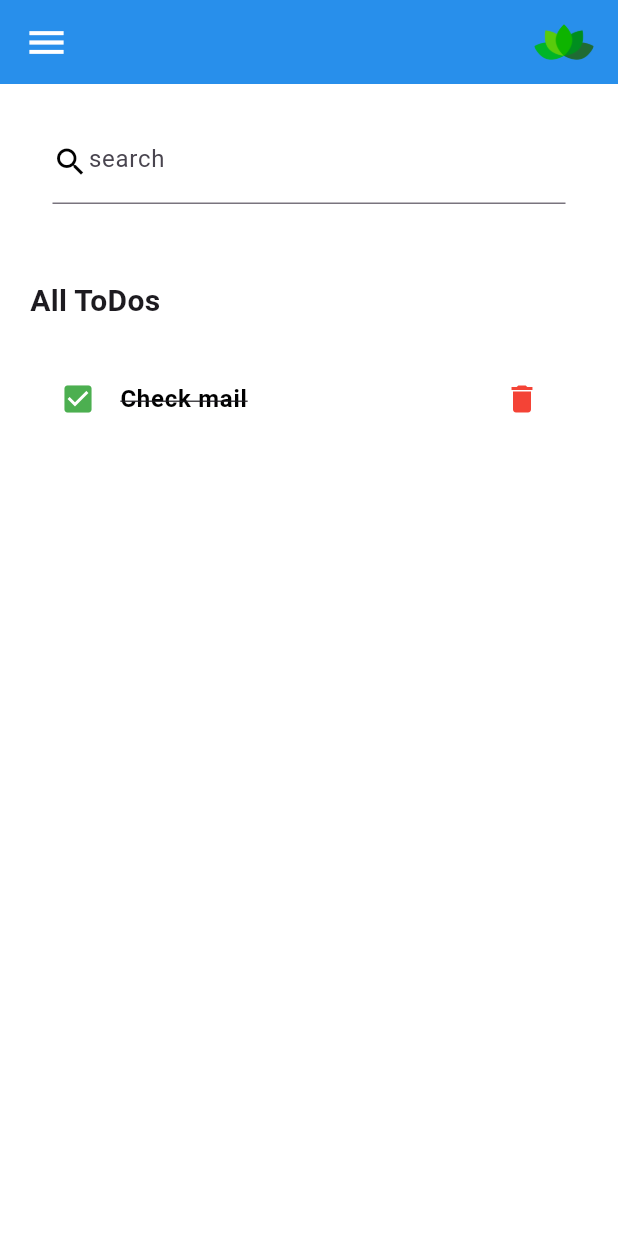
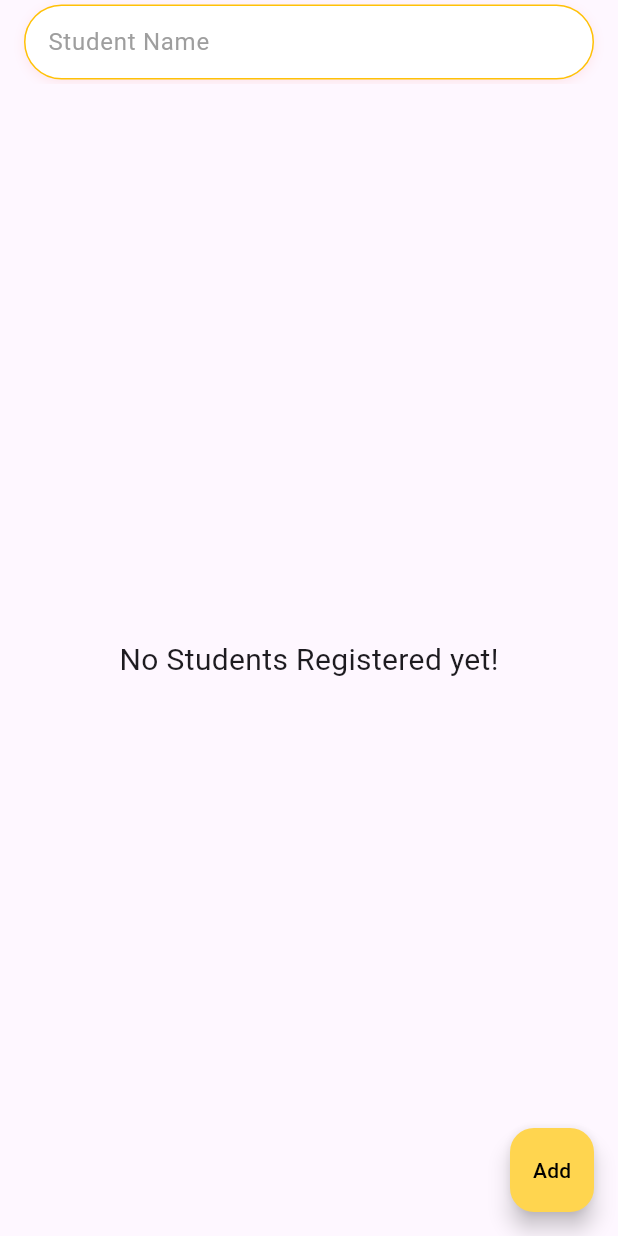
Before and after one commit to aminrazakhan07/Todo-Ui, a Flutter app: the screen it shows after launch, on a phone screen of 412 x 824 dp. Run offline on Flutter 3.47's test engine with Material 3 defaults, Android fonts, the phone set to English and light mode, and no system bars.

Commit message:
new design todo

```diff
--- a/lib/main.dart
+++ b/lib/main.dart
@@ -2,7 +2,7 @@
 
 import 'package:flutter/material.dart';
 import 'package:flutter/services.dart';
-import 'package:todo_app_crud/todo_app/todos_crud_api.dart';
+import 'package:todo_app_crud/screens/old_todo.dart';
 
 void main() {
   runApp(MyApp());
@@ -16,8 +16,9 @@ class MyApp extends StatelessWidget {
     SystemChrome.setSystemUIOverlayStyle(
         SystemUiOverlayStyle(statusBarColor: Colors.transparent));
     return MaterialApp(
+      // theme: ThemeData.dark(),
       debugShowCheckedModeBanner: false,
-      home: NewTodos_app(),
+      home: StudentsInfo(),
     );
   }
 }
--- a/lib/screens/list_datas.dart
+++ b/lib/screens/list_datas.dart
@@ -74,7 +74,7 @@ class _StudentsListState extends State<StudentsList> {
                     MaterialPageRoute(
                         builder: (context) => StdAbout(
                               studentData: studentInfo[index],
-                              stdData: const {},
+                              stdDetail: const {},
                             )));
               },
               tileColor: Colors.amber,
--- a/lib/screens/old_todo.dart
+++ b/lib/screens/old_todo.dart
@@ -2,63 +2,113 @@
 
 import 'package:flutter/material.dart';
 
-class Todos_Demo extends StatefulWidget {
-  const Todos_Demo({super.key});
+class StudentsInfo extends StatefulWidget {
+  const StudentsInfo({super.key});
 
   @override
-  State<Todos_Demo> createState() => _Todos_DemoState();
+  State<StudentsInfo> createState() => _Todos_DemoState();
 }
 
-class _Todos_DemoState extends State<Todos_Demo> {
-  final stdName = [];
+class _Todos_DemoState extends State<StudentsInfo> {
+  final stdNameList = [];
   TextEditingController studentNameController = TextEditingController();
   @override
   Widget build(BuildContext context) {
     return Scaffold(
       appBar: AppBar(
+          // backgroundColor: Colors.cyan,
           title: Container(
-          decoration:
-              BoxDecoration(border: Border.all(width: 1, color: Colors.black)),
+        padding: EdgeInsets.symmetric(horizontal: 15),
+        decoration: BoxDecoration(
+          color: Colors.white,
+          borderRadius: BorderRadius.circular(25),
+          border: Border.all(
+            width: 1,
+            color: Colors.amber,
+          ),
+          boxShadow: [
+            BoxShadow(
+              color: Colors.red.withOpacity(0.1),
+              blurRadius: 6,
+              offset: Offset(0, 2),
+            ),
+          ],
+        ),
         child: TextField(
           controller: studentNameController,
+          decoration: InputDecoration(
+            hintText: 'Student Name',
+            hintStyle: TextStyle(color: Colors.grey),
+            border: InputBorder.none,
+            contentPadding: EdgeInsets.symmetric(vertical: 10),
           ),
         ),
-      ),
-      body: stdName.isEmpty
+      )),
+      body: stdNameList.isEmpty
           ? Center(
               child: Text(
                 'No Students Registered yet!',
                 style: TextStyle(fontSize: 20),
               ),
             )
-          : ListView.builder(
-              itemCount: stdName.length,
+          : Padding(
+              padding: const EdgeInsets.only(left: 25.0, right: 25.0),
+              child: ListView.builder(
+                itemCount: stdNameList.length,
                 itemBuilder: (context, index) {
-                return Container(
-                  padding: EdgeInsets.only(bottom: 6, left: 6, right: 6),
+                  return Padding(
+                    padding: const EdgeInsets.only(top: 8.0),
+                    child: Container(
+                      /////
+                      decoration: BoxDecoration(
+                        color: Colors.white70,
+                        borderRadius: BorderRadius.circular(25),
+                        border: Border.all(
+                          width: 1,
+                          color: Colors.amber,
+                        ),
+                        boxShadow: [
+                          BoxShadow(
+                            color: Colors.red.withOpacity(0.1),
+                            blurRadius: 6,
+                            offset: Offset(0, 2),
+                          ),
+                        ],
+                      ),
+
+                      /////////
+
                       child: ListTile(
-                    tileColor: Colors.amber,
+                        // tileColor: Colors.amber,
                         title: Text(
-                      '${stdName[index]}',
+                          '${stdNameList[index]}',
                           style: TextStyle(fontSize: 20),
                         ),
                         trailing: IconButton(
                           onPressed: () {
-                        stdName.removeAt(index);
+                            stdNameList.removeAt(index);
                             setState(() {});
                           },
-                      icon: Icon(Icons.delete_forever),
+                          icon: Icon(
+                            Icons.delete_forever,
+                            color: Colors.pink[500],
+                          ),
                           color: Colors.white,
+                        ),
                       ),
                     ),
                   );
                 },
               ),
+            ),
       floatingActionButton: FloatingActionButton(
+        foregroundColor: Colors.black,
+        backgroundColor: Colors.amber[300],
         onPressed: () {
-          stdName.add((studentNameController.text));
+          setState(() {
+            stdNameList.add((studentNameController.text));
             studentNameController.clear();
-          setState(() {});
+          });
         },
         child: Text('Add'),
       ),
@@ -76,20 +126,24 @@ class _Todos_DemoState extends State<Todos_Demo> {
 // }
 
 // class _StudentsInfoState extends State<StudentsInfo> {
-//   final stdInfo = [
+//   final stdNameList = [
 //     {'name': 'Ali', 'cours': 'Python Ai', 'sec': 'A'},
 //     {'name': 'Bilal', 'cours': 'Flutter', 'sec': 'B'},
 //     {'name': 'Danish', 'cours': 'ASP.net', 'sec': 'C'},
+//     {'name': 'Ejaz', 'cours': 'Java.net', 'sec': 'C'},
 //   ];
 //   @override
 //   Widget build(BuildContext context) {
 //     return Scaffold(
-//       body: stdInfo.isEmpty
+//       appBar: AppBar(
+//         backgroundColor: Colors.cyan,
+//       ),
+//       body: stdNameList.isEmpty
 //           ? Center(
 //               child: Text('No Student Registered yet!'),
 //             )
 //           : ListView.builder(
-//               itemCount: stdInfo.length,
+//               itemCount: stdNameList.length,
 //               itemBuilder: (context, index) {
 //                 return Container(
 //                   padding: EdgeInsets.only(top: 10),
@@ -99,10 +153,10 @@ class _Todos_DemoState extends State<Todos_Demo> {
 //                     leading:
 //                         IconButton(onPressed: () {}, icon: Icon(Icons.update)),
 //                     ///////
-//                     title: Text('${stdInfo[index]['name']}'),
+//                     title: Text('${stdNameList[index]['name']}'),
 //                     trailing: IconButton(
 //                         onPressed: () {
-//                           stdInfo.removeAt(index);
+//                           stdNameList.removeAt(index);
 //                           setState(() {});
 //                         },
 //                         icon: Icon(Icons.delete_forever)),
@@ -112,7 +166,7 @@ class _Todos_DemoState extends State<Todos_Demo> {
 //                         context,
 //                         MaterialPageRoute(
 //                           builder: (context) => StdAbout(
-//                             stdData: stdInfo[index],
+//                             stdData: stdNameList[index],
 //                             studentData: null,
 //                           ),
 //                         ),
--- a/lib/todo_app/todo_list_item.dart
+++ /dev/null
@@ -1,41 +0,0 @@
-// ignore_for_file: prefer_const_constructors
-
-import 'package:flutter/material.dart';
-
-class TodoListItem extends StatelessWidget {
-  const TodoListItem({super.key});
-
-  @override
-  Widget build(BuildContext context) {
-    return Container(
-      child: ListTile(
-        onTap: () {
-          print('Clicked on Tado Item');
-        },
-        shape: RoundedRectangleBorder(
-          borderRadius: BorderRadius.circular(20),
-        ),
-        contentPadding: EdgeInsets.symmetric(horizontal: 20, vertical: 3),
-        tileColor: Colors.white,
-        leading: Icon(
-          Icons.check_box,
-          color: Colors.green,
-        ),
-        title: Text(
-          'Check mail',
-          style: TextStyle(
-              color: Colors.black,
-              fontWeight: FontWeight.bold,
-              decoration: TextDecoration.lineThrough),
-        ),
-        trailing: IconButton(
-          onPressed: () {
-            print('Clicked on Delete item');
-          },
-          color: Colors.red,
-          icon: Icon(Icons.delete),
-        ),
-      ),
-    );
-  }
-}
--- a/lib/todo_app/todos_crud_api.dart
+++ /dev/null
@@ -1,86 +0,0 @@
-// ignore_for_file: prefer_const_constructors, prefer_const_literals_to_create_immutables
-
-import 'package:flutter/material.dart';
-import 'package:todo_app_crud/todo_app/todo_list_item.dart';
-
-class NewTodos_app extends StatefulWidget {
-  const NewTodos_app({super.key});
-
-  @override
-  State<NewTodos_app> createState() => _NewTodos_appState();
-}
-
-class _NewTodos_appState extends State<NewTodos_app> {
-  @override
-  Widget build(BuildContext context) {
-    return Scaffold(
-      backgroundColor: Colors.white70,
-      appBar: AppBar(
-        elevation: 5,
-        backgroundColor: Colors.blue,
-        title: Row(
-          mainAxisAlignment: MainAxisAlignment.spaceBetween,
-          children: [
-            Icon(
-              Icons.menu,
-              color: Colors.white,
-              size: 30,
-            ),
-            SizedBox(
-              height: 40,
-              width: 40,
-              child: ClipRRect(
-                borderRadius: BorderRadius.circular(20),
-                child: Image.asset('assets/plant.png'),
-              ),
-            ),
-          ],
-        ),
-      ),
-      body: Container(
-        padding: EdgeInsets.symmetric(horizontal: 20, vertical: 20),
-        child: Column(children: [
-          searchBox(),
-          Expanded(
-            child: ListView(
-              children: [
-                Container(
-                  padding: EdgeInsets.only(top: 50, bottom: 20),
-                  child: Text(
-                    'All ToDos',
-                    style: TextStyle(
-                      fontSize: 20,
-                      fontWeight: FontWeight.bold,
-                    ),
-                  ),
-                ),
-                TodoListItem(),
-              ],
-            ),
-          )
-        ]),
-      ),
-    );
-  }
-}
-
-Widget searchBox() => Container(
-      padding: EdgeInsets.symmetric(horizontal: 15),
-      decoration: BoxDecoration(
-        color: Colors.white,
-        borderRadius: BorderRadius.circular(25),
-      ),
-      child: TextField(
-        decoration: InputDecoration(
-            contentPadding: EdgeInsets.all(18),
-            prefixIcon: Icon(
-              Icons.search,
-              color: Colors.black,
-            ),
-            prefixIconConstraints: BoxConstraints(
-              maxHeight: 20,
-              maxWidth: 20,
-            ),
-            hintText: 'search'),
-      ),
-    );
--- a/pubspec.yaml
+++ b/pubspec.yaml
@@ -35,6 +35,7 @@ dependencies:
   # The following adds the Cupertino Icons font to your application.
   # Use with the CupertinoIcons class for iOS style icons.
   cupertino_icons: ^1.0.8
+  http: ^1.2.2
 
 dev_dependencies:
   flutter_test:
```
Also changed, not shown: lib/screens/about.dart (+22 -13 lines), lib/todo_app/home_todo_list.dart (added, +221 -0 lines), lib/todo_app/model_todo.dart (added, +21 -0 lines), lib/todo_app/todo_add_item.dart (added, +215 -0 lines), pubspec.lock. Lines whose indentation alone changed are shown as unchanged.
